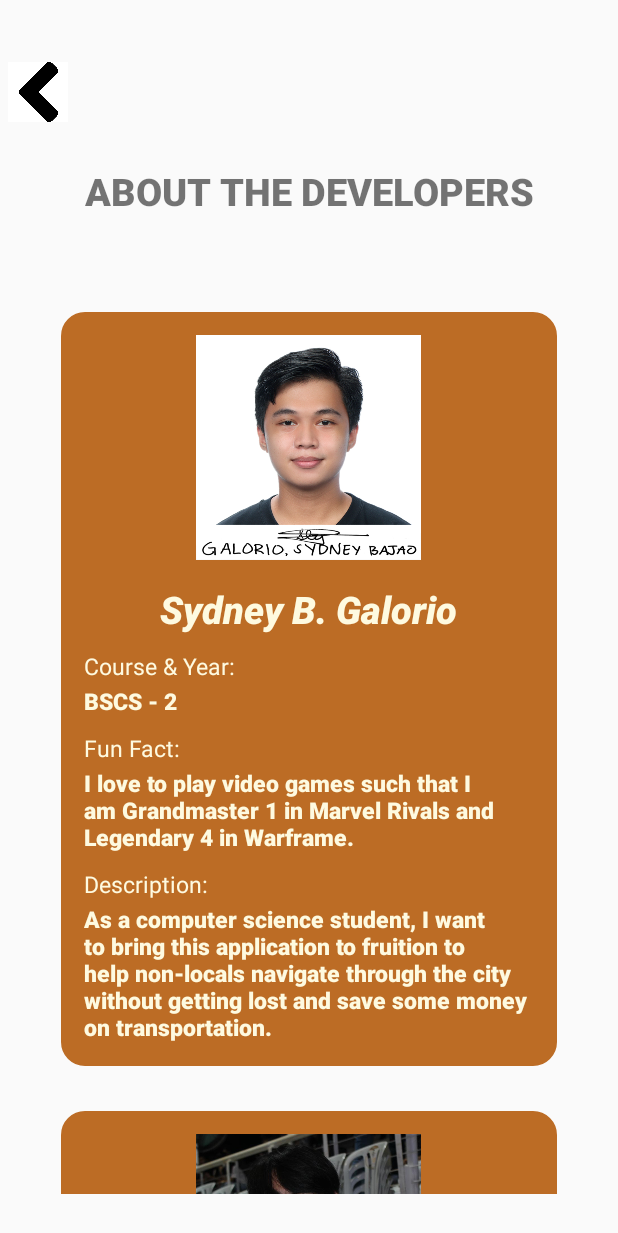
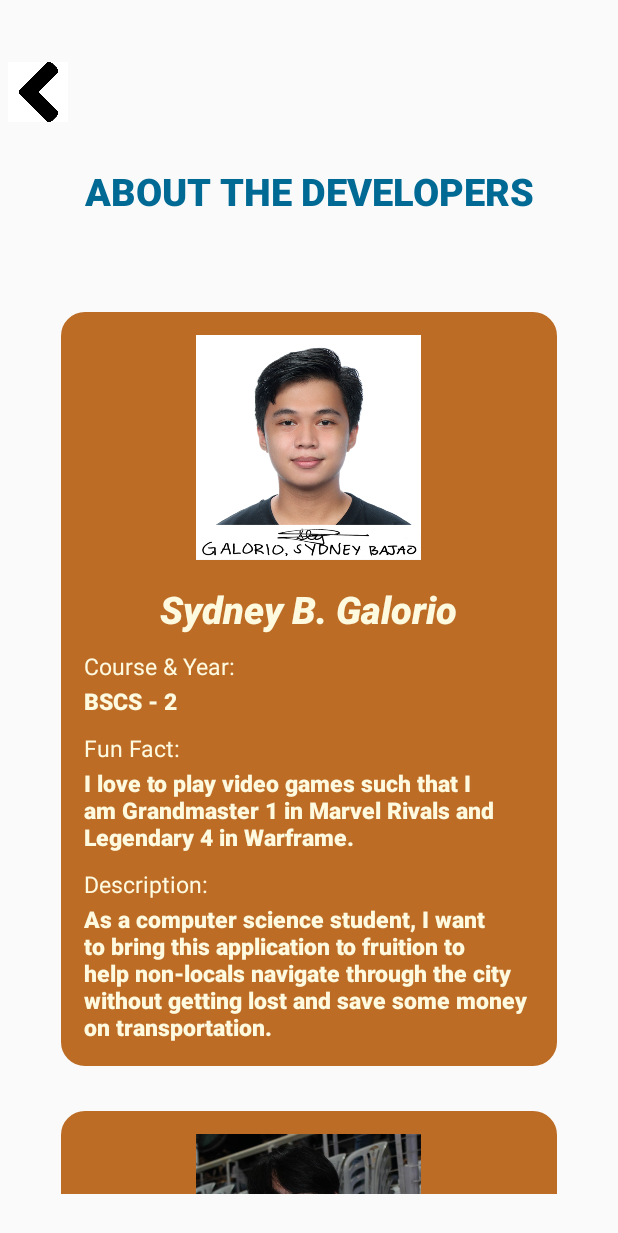
Before and after one commit to aaronjacalan/Biyahe_Clone_1, an Android app: the DeveloperActivity screen opened directly, with no data from a screen before it, on a phone screen of 412 x 824 dp. Shown: the top 1233 px of the screen. Run offline under Robolectric (Android 15) with nearby library versions, the phone set to English and light mode, and no system bars.

Commit message:
- Connected DeveloperActivity

```diff
--- a/app/src/main/java/com/android/biyahe/SettingsActivity.kt
+++ b/app/src/main/java/com/android/biyahe/SettingsActivity.kt
@@ -39,7 +39,8 @@ class SettingsActivity : Activity() {
 
         val developerPage = findViewById<ConstraintLayout>(R.id.moreSettings_DeveloperPage)
         developerPage.setOnClickListener {
-            //to Dev Page
+            Log.e("Settings", "Go Back")
+            startActivity(Intent(this, DeveloperActivity::class.java))
         }
 
         val languageSpinner: Spinner = findViewById(R.id.language_spinner)
--- a/app/src/main/res/layout/activity_developer.xml
+++ b/app/src/main/res/layout/activity_developer.xml
@@ -40,6 +40,7 @@
         android:text="ABOUT THE DEVELOPERS"
         android:textFontWeight="5000"
         android:textSize="25sp"
+        android:textColor="@color/blue_theme"
         app:layout_constraintEnd_toEndOf="parent"
         app:layout_constraintStart_toStartOf="parent"
         app:layout_constraintTop_toBottomOf="@+id/top_space2" />
```
